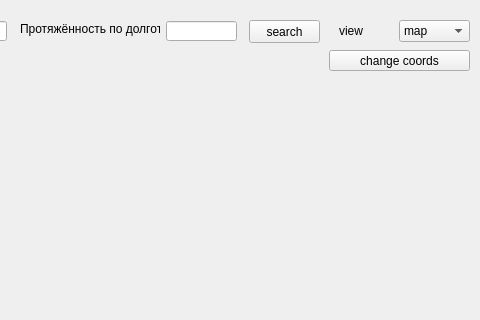
Before: the Qt Designer form map_design.ui in SkullCandby/miniProject, drawn with Qt 5; both pictures show x 641 to 1121 and y 0 to 320 of the 1121 by 600 pixel window.
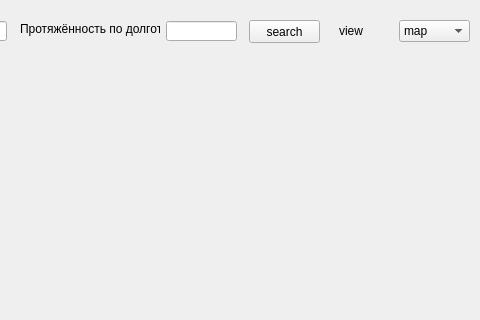
After: the same form once the commit is applied.

Commit message: i`ve done 3 ex, but without "enable" button for LineEdits and pushbutton for searching

Diff of the .ui file:
```diff
--- a/map_design.ui
+++ b/map_design.ui
@@ -170,19 +170,6 @@
      <string>view</string>
     </property>
    </widget>
-   <widget class="QPushButton" name="enable_button">
-    <property name="geometry">
-     <rect>
-      <x>970</x>
-      <y>50</y>
-      <width>141</width>
-      <height>21</height>
-     </rect>
-    </property>
-    <property name="text">
-     <string>change coords</string>
-    </property>
-   </widget>
   </widget>
   <widget class="QMenuBar" name="menubar">
    <property name="geometry">
```
The commit also changes 2 other files.
